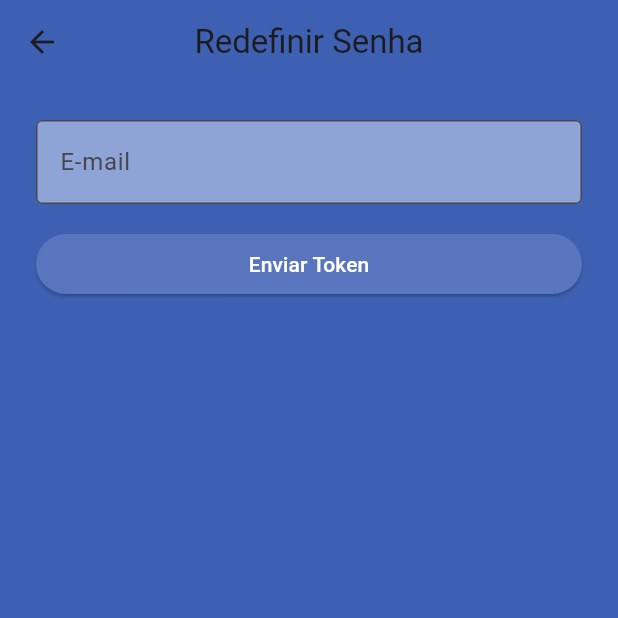
After one commit to JoaoCleiton12/CondominioConectado, a Flutter app: the screen it shows after launch, after a tap on "Esqueci minha senha", on a phone screen of 412 x 824 dp, the top half of it. The commit adds this screen. Run offline on Flutter 3.47's test engine with Material 3 defaults, Android fonts, the phone set to English and light mode, and no system bars; our stand-ins replace sqflite; accounts and stored records are empty.

Commit message:
tela/opcao de redefinir senha com uso de token

```diff
--- a/lib/database/database_helper.dart
+++ b/lib/database/database_helper.dart
@@ -1,5 +1,6 @@
 import 'package:sqflite/sqflite.dart';
 import 'package:path/path.dart';
+import 'dart:math';
 
 class DatabaseHelper {
   static final DatabaseHelper _instance = DatabaseHelper._internal();
@@ -29,7 +30,8 @@ class DatabaseHelper {
         id INTEGER PRIMARY KEY AUTOINCREMENT,
         email TEXT NOT NULL,
         senha TEXT NOT NULL,
-        tipo_usuario TEXT NOT NULL
+        tipo_usuario TEXT NOT NULL,
+        token_recuperacao TEXT
       )
     ''');
 
@@ -52,4 +54,59 @@ class DatabaseHelper {
     if (result.isNotEmpty) return result.first;
     return null;
   }
+
+  /// Gera e armazena um token para o e-mail fornecido, se existir
+  Future<String?> gerarTokenPorEmail(String email) async {
+    final db = await database;
+
+    final result = await db.query(
+      'usuarios',
+      where: 'email = ?',
+      whereArgs: [email],
+    );
+
+    if (result.isEmpty) return null;
+
+    final token = _gerarTokenAleatorio();
+    await db.update(
+      'usuarios',
+      {'token_recuperacao': token},
+      where: 'email = ?',
+      whereArgs: [email],
+    );
+
+    return token;
+  }
+
+  /// Redefine a senha com base no token informado
+  Future<bool> redefinirSenha(String token, String novaSenha) async {
+    final db = await database;
+
+    final result = await db.query(
+      'usuarios',
+      where: 'token_recuperacao = ?',
+      whereArgs: [token],
+    );
+
+    if (result.isEmpty) return false;
+
+    final id = result.first['id'];
+    await db.update(
+      'usuarios',
+      {
+        'senha': novaSenha,
+        'token_recuperacao': null, // limpa o token após uso
+      },
+      where: 'id = ?',
+      whereArgs: [id],
+    );
+
+    return true;
+  }
+
+  /// Gera um token aleatório de 6 dígitos
+  String _gerarTokenAleatorio() {
+    final random = Random();
+    return (100000 + random.nextInt(900000)).toString();
+  }
 }
--- a/lib/pages/home_page.dart
+++ b/lib/pages/home_page.dart
@@ -11,7 +11,7 @@ class HomePage extends StatelessWidget {
   Widget build(BuildContext context) {
     return Scaffold(
       appBar: AppBar(
-        backgroundColor: const Color.fromARGB(255, 85, 216, 80),
+        backgroundColor: const Color.fromARGB(255, 61, 96, 178),
         title: const Text('Condomínio Conectado'),
         centerTitle: true,
         actions: [
@@ -53,7 +53,7 @@ class HomePage extends StatelessWidget {
                   },
                   style: ElevatedButton.styleFrom(
                     padding: EdgeInsets.zero,
-                    backgroundColor: const Color.fromARGB(255, 85, 216, 80),
+                    backgroundColor: const Color.fromARGB(255, 9, 34, 92),
                   ),
                   child: Center(
                     child: Text(
--- a/lib/pages/login_page.dart
+++ b/lib/pages/login_page.dart
@@ -1,3 +1,4 @@
+import 'package:condomonioconectado/pages/redefinir_senha_page.dart';
 import 'package:flutter/material.dart';
 import 'home_page.dart';
 import 'package:condomonioconectado/database/database_helper.dart'; // importa o helper com o método buscarUsuario
@@ -112,6 +113,19 @@ void _fazerLogin() async {
 
                     ),
                   ),
+                  const SizedBox(height: 12),
+                    TextButton(
+                      onPressed: () {
+                        Navigator.push(
+                          context,
+                          MaterialPageRoute(builder: (_) => const RedefinirSenhaPage()),
+                        );
+                      },
+                      child: const Text(
+                        'Esqueci minha senha',
+                        style: TextStyle(color: Colors.white),
+                      ),
+                    ),
                 ],
               ),
             ),
--- /dev/null
+++ b/lib/pages/redefinir_senha_page.dart
@@ -0,0 +1,192 @@
+import 'package:flutter/material.dart';
+import '../database/database_helper.dart'; // ajuste o caminho conforme sua estrutura
+
+class RedefinirSenhaPage extends StatefulWidget {
+  const RedefinirSenhaPage({super.key});
+
+  @override
+  State<RedefinirSenhaPage> createState() => _RedefinirSenhaPageState();
+}
+
+class _RedefinirSenhaPageState extends State<RedefinirSenhaPage> {
+  final _emailController = TextEditingController();
+  final _tokenController = TextEditingController();
+  final _novaSenhaController = TextEditingController();
+  final _confirmarSenhaController = TextEditingController();
+
+  bool _tokenEnviado = false;
+  bool _tokenValido = false;
+
+  String? _tokenGerado;
+
+  void _enviarToken() async {
+    String email = _emailController.text.trim();
+
+    if (email.isEmpty || !email.contains('@')) {
+      ScaffoldMessenger.of(context).showSnackBar(
+        const SnackBar(content: Text('Insira um e-mail válido')),
+      );
+      return;
+    }
+
+    String? token = await DatabaseHelper().gerarTokenPorEmail(email);
+    if (token != null) {
+      setState(() {
+        _tokenGerado = token;
+        _tokenEnviado = true;
+      });
+    } else {
+      ScaffoldMessenger.of(context).showSnackBar(
+        const SnackBar(content: Text('E-mail não encontrado')),
+      );
+    }
+  }
+
+  void _verificarToken() {
+    if (_tokenController.text.trim() == _tokenGerado) {
+      setState(() {
+        _tokenValido = true;
+      });
+    } else {
+      ScaffoldMessenger.of(context).showSnackBar(
+        const SnackBar(content: Text('Token inválido')),
+      );
+    }
+  }
+
+  void _redefinirSenha() async {
+    String novaSenha = _novaSenhaController.text;
+    String confirmarSenha = _confirmarSenhaController.text;
+
+    if (novaSenha.length < 6) {
+      ScaffoldMessenger.of(context).showSnackBar(
+        const SnackBar(content: Text('A nova senha deve ter pelo menos 6 caracteres')),
+      );
+      return;
+    }
+
+    if (novaSenha != confirmarSenha) {
+      ScaffoldMessenger.of(context).showSnackBar(
+        const SnackBar(content: Text('As senhas não coincidem')),
+      );
+      return;
+    }
+
+    bool sucesso = await DatabaseHelper().redefinirSenha(_tokenGerado!, novaSenha);
+    if (sucesso) {
+      ScaffoldMessenger.of(context).showSnackBar(
+        const SnackBar(content: Text('Senha redefinida com sucesso')),
+      );
+      Navigator.pop(context);
+    } else {
+      ScaffoldMessenger.of(context).showSnackBar(
+        const SnackBar(content: Text('Erro ao redefinir senha')),
+      );
+    }
+  }
+
+  @override
+  Widget build(BuildContext context) {
+    return Scaffold(
+      backgroundColor: const Color.fromARGB(255, 61, 96, 178),
+      appBar: AppBar(title: const Text('Redefinir Senha'),
+      backgroundColor: const Color.fromARGB(255, 61, 96, 178),
+      centerTitle: true,
+      ),
+
+      body: Padding(
+        padding: const EdgeInsets.all(24),
+        child: SingleChildScrollView(
+          child: Column(
+            crossAxisAlignment: CrossAxisAlignment.stretch,
+            children: [
+              TextField(
+                controller: _emailController,
+                decoration: const InputDecoration(
+                  labelText: 'E-mail',
+                  border: OutlineInputBorder(),
+                  filled: true,
+                  fillColor: Color.fromARGB(255, 142, 164, 214),
+                ),
+              ),
+              const SizedBox(height: 16),
+              ElevatedButton(
+                onPressed: _enviarToken,
+                style: ElevatedButton.styleFrom(
+                  backgroundColor: const Color.fromARGB(255, 89, 117, 190),
+                  foregroundColor: Colors.white,
+                ),
+                child: const Text('Enviar Token'),
+              ),
+              if (_tokenEnviado && _tokenGerado != null) ...[
+                const SizedBox(height: 12),
+                Text(
+                  'Token gerado (simulação): $_tokenGerado',
+                  style: const TextStyle(
+                    fontSize: 16,
+                    color: Color.fromARGB(255, 255, 255, 255),
+                    fontWeight: FontWeight.bold,
+                  ),
+                ),
+              ],
+              if (_tokenEnviado) ...[
+                const SizedBox(height: 24),
+                TextField(
+                  controller: _tokenController,
+                  decoration: const InputDecoration(
+                    labelText: 'Token',
+                    border: OutlineInputBorder(),
+                    filled: true,
+                    fillColor: Color.fromARGB(255, 142, 164, 214),
+                  ),
+                ),
+                const SizedBox(height: 12),
+                ElevatedButton(
+                  onPressed: _verificarToken,
+                  style: ElevatedButton.styleFrom(
+                    backgroundColor: const Color.fromARGB(255, 89, 117, 190),
+                    foregroundColor: Colors.white,
+                  ),
+                  child: const Text('Verificar Token'),
+                ),
+              ],
+              if (_tokenValido) ...[
+                const SizedBox(height: 24),
+                TextField(
+                  controller: _novaSenhaController,
+                  decoration: const InputDecoration(
+                    labelText: 'Nova Senha',
+                    border: OutlineInputBorder(),
+                    filled: true,
+                    fillColor: Color.fromARGB(255, 142, 164, 214),
+                  ),
+                  obscureText: true,
+                ),
+                const SizedBox(height: 16),
+                TextField(
+                  controller: _confirmarSenhaController,
+                  decoration: const InputDecoration(
+                    labelText: 'Confirmar Senha',
+                    border: OutlineInputBorder(),
+                    filled: true,
+                    fillColor: Color.fromARGB(255, 142, 164, 214),
+                  ),
+                  obscureText: true,
+                ),
+                const SizedBox(height: 24),
+                ElevatedButton(
+                  onPressed: _redefinirSenha,
+                  style: ElevatedButton.styleFrom(
+                    backgroundColor: const Color.fromARGB(255, 89, 117, 190),
+                    foregroundColor: Colors.white,
+                  ),
+                  child: const Text('Redefinir Senha'),
+                ),
+              ],
+            ],
+          ),
+        ),
+      ),
+    );
+  }
+}
```
